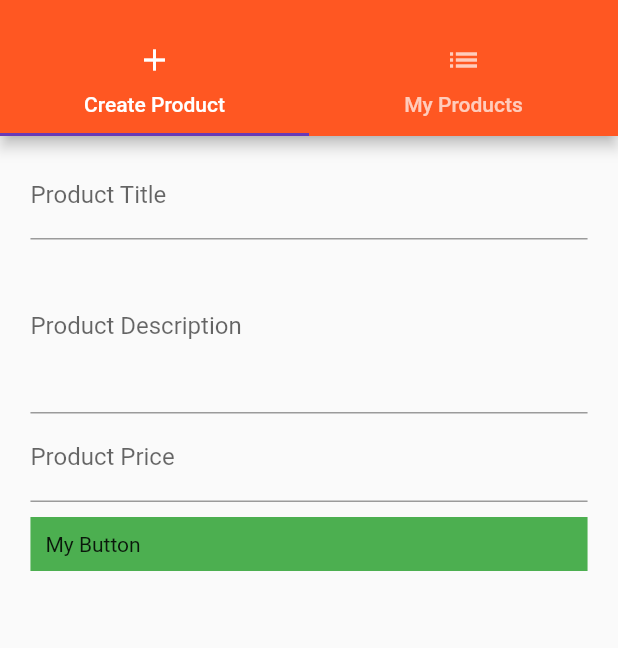
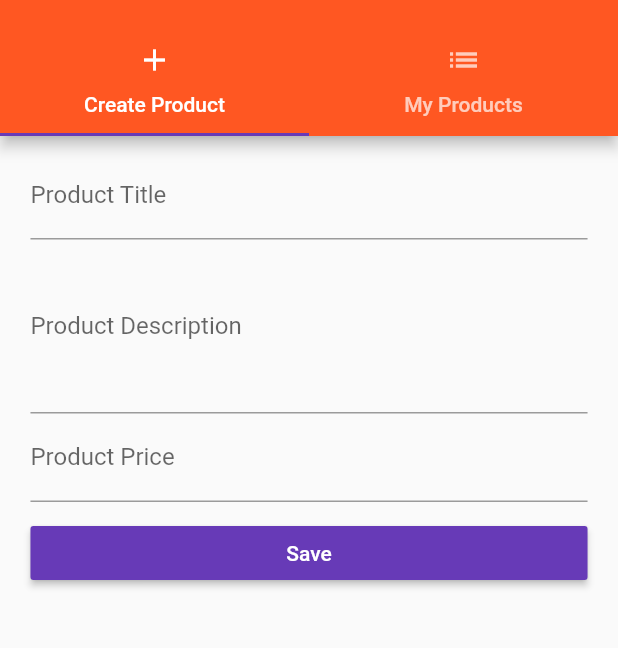
Before and after one commit to yapici/Udemy-Flutter-Tutorial, a Flutter app: the ProductAdmin screen opened by its route, on a phone screen of 412 x 824 dp, the part 59-707 px from its top. Run offline on Flutter 3.47's test engine with Material 2 defaults, Android fonts, the phone set to English and light mode, and no system bars.

Commit message:
End of Lecture 124: Forms

```diff
--- a/lib/pages/product_create.dart
+++ b/lib/pages/product_create.dart
@@ -15,11 +15,12 @@ class _ProductCreatePageState extends State<ProductCreatePage> {
   String _titleValue = '';
   String _descriptionValue = '';
   double _priceValue = 0.0;
+  final GlobalKey<FormState> _formKey = GlobalKey<FormState>();
 
   Widget _buildTitleTextField() {
-    return TextField(
+    return TextFormField(
       decoration: InputDecoration(labelText: 'Product Title'),
-      onChanged: (String value) {
+      onSaved: (String value) {
         setState(() {
           _titleValue = value;
         });
@@ -28,10 +29,10 @@ class _ProductCreatePageState extends State<ProductCreatePage> {
   }
 
   Widget _buildDescriptionTextField() {
-    return TextField(
+    return TextFormField(
       decoration: InputDecoration(labelText: 'Product Description'),
       maxLines: 4,
-      onChanged: (String value) {
+      onSaved: (String value) {
         setState(() {
           _descriptionValue = value;
         });
@@ -40,10 +41,10 @@ class _ProductCreatePageState extends State<ProductCreatePage> {
   }
 
   Widget _buildPriceTextField() {
-    return TextField(
+    return TextFormField(
       decoration: InputDecoration(labelText: 'Product Price'),
       keyboardType: TextInputType.number,
-      onChanged: (String value) {
+      onSaved: (String value) {
         setState(() {
           _priceValue = double.parse(value);
         });
@@ -52,6 +53,7 @@ class _ProductCreatePageState extends State<ProductCreatePage> {
   }
 
   _submitForm() {
+    _formKey.currentState.save();
     final Map<String, dynamic> product = {
       'title': _titleValue,
       'description': _descriptionValue,
@@ -72,6 +74,8 @@ class _ProductCreatePageState extends State<ProductCreatePage> {
     return Container(
         width: targetWidth,
         margin: EdgeInsets.all(10.0),
+        child: Form(
+            key: _formKey,
             child: ListView(
               padding: EdgeInsets.symmetric(horizontal: targetPadding / 2),
               children: <Widget>[
@@ -79,18 +83,18 @@ class _ProductCreatePageState extends State<ProductCreatePage> {
                 _buildDescriptionTextField(),
                 _buildPriceTextField(),
                 SizedBox(height: 10.0),
-//            RaisedButton(
-//              child: Text('Save'),
-//              textColor: Colors.white,
-//              onPressed: _submitForm,
-//            )
-            GestureDetector(
-                onTap: _submitForm,
-                child: Container(
-                    color: Colors.green,
-                    padding: EdgeInsets.all(10.0),
-                    child: Text('My Button')))
+                RaisedButton(
+                  child: Text('Save'),
+                  textColor: Colors.white,
+                  onPressed: _submitForm,
+                )
+//            GestureDetector(
+//                onTap: _submitForm,
+//                child: Container(
+//                    color: Colors.green,
+//                    padding: EdgeInsets.all(10.0),
+//                    child: Text('My Button')))
               ],
-        ));
+            )));
   }
 }
```
Lines whose indentation alone changed are shown as unchanged.
